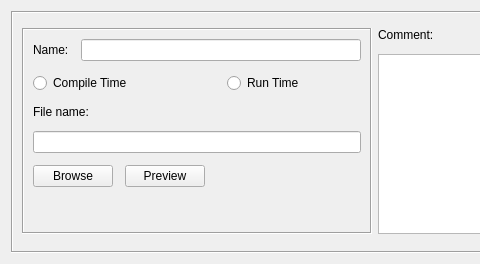
Above: src/libgui/addresstabledialog_q.ui from fwbuilder/fwbuilder before the change; both pictures show x 0 to 480 and y 0 to 264 of the 774 by 264 pixel window. Below: the same form after it.
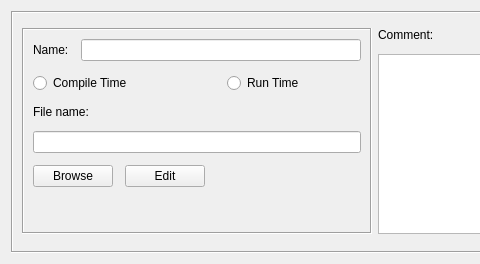
That is the form after the change. Custom widgets are drawn as their Qt base class.

```diff
--- a/src/libgui/addresstabledialog_q.ui
+++ b/src/libgui/addresstabledialog_q.ui
@@ -155,9 +155,9 @@
             </widget>
            </item>
            <item>
-            <widget class="QPushButton" name="previewButton" >
-             <property name="text" >
-              <string>Preview</string>
+            <widget class="QPushButton" name="editButton">
+             <property name="text">
+              <string>Edit</string>
              </property>
             </widget>
            </item>
```
Left out of the diff: 192 changed lines with no effect on the pictures.
